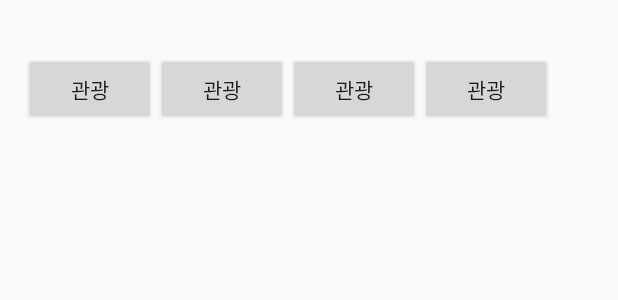
After one commit to Kyle9209/Tripco., an Android app: the layout viewpager_detail.xml on its own in the app's theme, with its tools: preview values and no code run, on a phone screen of 412 x 824 dp. The commit adds this screen. Shown: the top 300 px of the screen. Run offline under Robolectric (Android 15) with nearby library versions, the phone set to English and light mode, and no system bars.

Commit message:
WebView+ViewPager

```diff
--- a/app/src/main/java/com/tripco/www/tripco/fragment/CandidateLIstFragment.java
+++ b/app/src/main/java/com/tripco/www/tripco/fragment/CandidateLIstFragment.java
@@ -72,7 +72,7 @@ public class CandidateLIstFragment extends Fragment {
 
         @Override
         public View onCreateView(LayoutInflater inflater, ViewGroup container, Bundle savedInstanceState) {
-            View rootView = inflater.inflate(R.layout.fragment_classification, container, false);
+            View rootView = inflater.inflate(R.layout.viewpager_classification, container, false);
             SupportMapFragment mapFragment = (SupportMapFragment) getActivity().getSupportFragmentManager().findFragmentById(R.id.map);
             try {
                 mapFragment.getMapAsync(con);
--- a/app/src/main/java/com/tripco/www/tripco/ui/MainActivity.java
+++ b/app/src/main/java/com/tripco/www/tripco/ui/MainActivity.java
@@ -17,8 +17,7 @@ import com.tripco.www.tripco.R;
 import butterknife.BindView;
 import butterknife.ButterKnife;
 
-public class MainActivity extends AppCompatActivity
-        implements NavigationView.OnNavigationItemSelectedListener {
+public class MainActivity extends AppCompatActivity implements NavigationView.OnNavigationItemSelectedListener {
     @BindView(R.id.toolbar) Toolbar toolbar;
     @BindView(R.id.fab) FloatingActionButton fab;
     @BindView(R.id.nav_view) NavigationView navigationView;
--- /dev/null
+++ b/app/src/main/res/layout/viewpager_detail.xml
@@ -0,0 +1,37 @@
+<LinearLayout xmlns:android="http://schemas.android.com/apk/res/android"
+    xmlns:tools="http://schemas.android.com/tools"
+    android:layout_width="match_parent"
+    android:layout_height="match_parent"
+    android:orientation="vertical"
+    android:paddingBottom="@dimen/activity_vertical_margin"
+    android:paddingLeft="@dimen/activity_horizontal_margin"
+    android:paddingRight="@dimen/activity_horizontal_margin"
+    android:paddingTop="@dimen/activity_vertical_margin">
+
+    <TextView
+        android:id="@+id/testTxt"
+        android:layout_width="wrap_content"
+        android:layout_height="wrap_content" />
+
+    <LinearLayout
+        android:layout_width="match_parent"
+        android:layout_height="match_parent">
+        <Button
+            android:text="관광"
+           android:layout_width="wrap_content"
+            android:layout_height="wrap_content" />
+        <Button
+            android:text="관광"
+            android:layout_width="wrap_content"
+            android:layout_height="wrap_content" />
+        <Button
+            android:text="관광"
+            android:layout_width="wrap_content"
+            android:layout_height="wrap_content" />
+        <Button
+            android:text="관광"
+            android:layout_width="wrap_content"
+            android:layout_height="wrap_content" />
+    </LinearLayout>
+
+</LinearLayout>
```
Also changed, not shown: app/src/main/java/com/tripco/www/tripco/fragment/WebViewFragment.java (+78 -7 lines), app/src/main/java/com/tripco/www/tripco/net/Net.java (+43 -1 lines), app/src/main/res/layout/fragment_web_view.xml (+44 -1 lines), app/src/main/res/layout/viewpager_classification.xml (renamed from app/src/main/res/layout/fragment_classification.xml).
